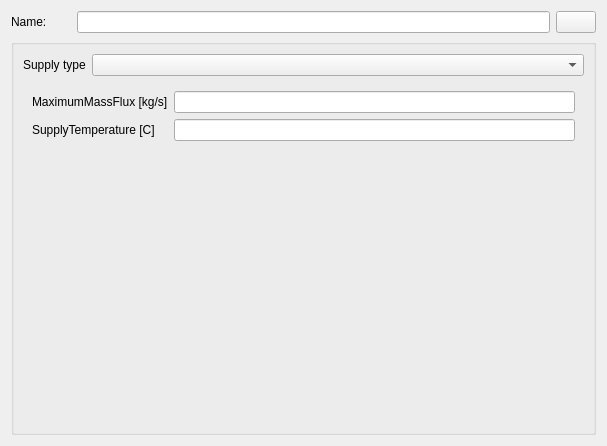
Qt form SIM-VICUS/src/SVDBSupplySystemEditWidget.ui (ghorwin/SIM-VICUS) before a commit.
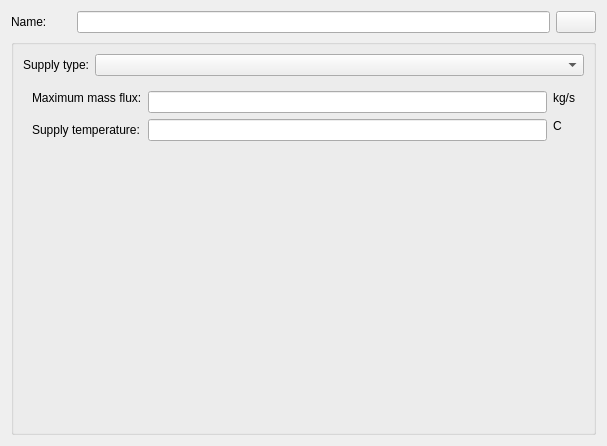
The same form after that commit. The open tabs and pages were chosen to show the change. Custom widgets are drawn as their Qt base class.

Patch:
```diff
--- a/SIM-VICUS/src/SVDBSupplySystemEditWidget.ui
+++ b/SIM-VICUS/src/SVDBSupplySystemEditWidget.ui
@@ -79,7 +79,7 @@
            </sizepolicy>
           </property>
           <property name="text">
-           <string>Supply type</string>
+           <string>Supply type:</string>
           </property>
          </widget>
         </item>
@@ -107,27 +107,54 @@
          <number>2</number>
         </property>
         <widget class="QWidget" name="pageStandAlone">
-         <layout class="QFormLayout" name="formLayout_3">
+         <layout class="QGridLayout" name="gridLayout_2">
           <item row="0" column="0">
            <widget class="QLabel" name="label_2">
             <property name="text">
-             <string>MaximumMassFlux [kg/s]</string>
+             <string>Maximum mass flux:</string>
             </property>
            </widget>
           </item>
-          <item row="0" column="1">
+          <item row="0" column="1" rowspan="2">
            <widget class="QtExt::ValidatingLineEdit" name="lineEditMaxMassFlux"/>
           </item>
-          <item row="1" column="0">
+          <item row="0" column="2">
+           <widget class="QLabel" name="label_9">
+            <property name="text">
+             <string>kg/s</string>
+            </property>
+           </widget>
+          </item>
+          <item row="1" column="2" rowspan="2">
+           <widget class="QLabel" name="label_10">
+            <property name="text">
+             <string>C</string>
+            </property>
+           </widget>
+          </item>
+          <item row="2" column="0">
            <widget class="QLabel" name="label_3">
             <property name="text">
-             <string>SupplyTemperature [C]</string>
+             <string>Supply temperature:</string>
             </property>
            </widget>
           </item>
-          <item row="1" column="1">
+          <item row="2" column="1">
            <widget class="QtExt::ValidatingLineEdit" name="lineEditSupplyTemp"/>
           </item>
+          <item row="3" column="1">
+           <spacer name="verticalSpacer">
+            <property name="orientation">
+             <enum>Qt::Vertical</enum>
+            </property>
+            <property name="sizeHint" stdset="0">
+             <size>
+              <width>20</width>
+              <height>252</height>
+             </size>
+            </property>
+           </spacer>
+          </item>
          </layout>
         </widget>
         <widget class="QWidget" name="pageSubNetwork">
@@ -204,25 +231,28 @@
   </layout>
  </widget>
  <customwidgets>
-  <customwidget>
-   <class>QtExt::ValidatingLineEdit</class>
-   <extends>QLineEdit</extends>
-   <header location="global">QtExt_ValidatingLineEdit.h</header>
-   <slots>
-    <signal>editingFinishedSuccessfully()</signal>
-   </slots>
-  </customwidget>
-  <customwidget>
-   <class>QtExt::ColorButton</class>
-   <extends>QPushButton</extends>
-   <header location="global">QtExt_ColorButton.h</header>
-  </customwidget>
   <customwidget>
    <class>QtExt::LanguageStringEditWidget1</class>
    <extends>QLineEdit</extends>
    <header location="global">QtExt_LanguageStringEditWidget1.h</header>
    <container>1</container>
   </customwidget>
+  <customwidget>
+   <class>QtExt::ColorButton</class>
+   <extends>QPushButton</extends>
+   <header location="global">QtExt_ColorButton.h</header>
+   <slots>
+    <signal>colorChanged()</signal>
+   </slots>
+  </customwidget>
+  <customwidget>
+   <class>QtExt::ValidatingLineEdit</class>
+   <extends>QLineEdit</extends>
+   <header location="global">QtExt_ValidatingLineEdit.h</header>
+   <slots>
+    <signal>editingFinishedSuccessfully()</signal>
+   </slots>
+  </customwidget>
   <customwidget>
    <class>QtExt::BrowseFilenameWidget</class>
    <extends>QWidget</extends>
```
Left out of the diff: 39 changed lines with no effect on the pictures.
